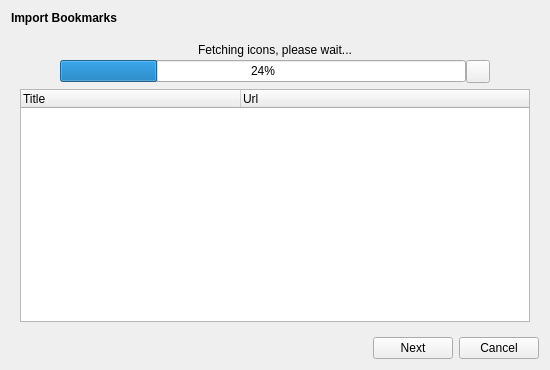
Before: the Qt Designer form src/lib/bookmarksimport/bookmarksimportdialog.ui in QupZilla/qupzilla, drawn with Qt 5.
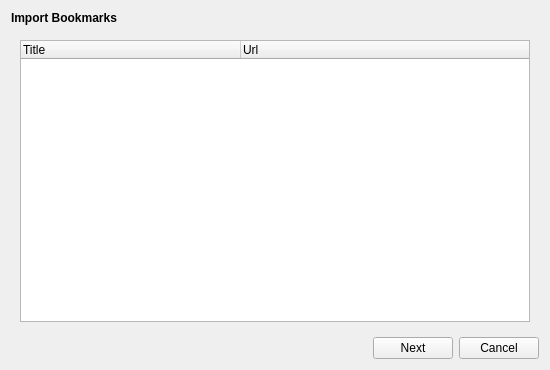
After: the same form once the commit is applied. The open tabs and pages were chosen to show the change. Icons and pictures are not drawn.

```diff
--- a/src/lib/bookmarksimport/bookmarksimportdialog.ui
+++ b/src/lib/bookmarksimport/bookmarksimportdialog.ui
@@ -217,110 +217,6 @@
      </widget>
      <widget class="QWidget" name="finalPage">
       <layout class="QVBoxLayout" name="verticalLayout_3">
-       <item>
-        <layout class="QVBoxLayout" name="verticalLayout_2">
-         <property name="spacing">
-          <number>0</number>
-         </property>
-         <item>
-          <layout class="QHBoxLayout" name="horizontalLayout_4">
-           <item>
-            <spacer name="horizontalSpacer_4">
-             <property name="orientation">
-              <enum>Qt::Horizontal</enum>
-             </property>
-             <property name="sizeHint" stdset="0">
-              <size>
-               <width>40</width>
-               <height>20</height>
-              </size>
-             </property>
-            </spacer>
-           </item>
-           <item>
-            <widget class="QLabel" name="fetchingLabel">
-             <property name="text">
-              <string>Fetching icons, please wait...</string>
-             </property>
-            </widget>
-           </item>
-           <item>
-            <spacer name="horizontalSpacer_5">
-             <property name="orientation">
-              <enum>Qt::Horizontal</enum>
-             </property>
-             <property name="sizeHint" stdset="0">
-              <size>
-               <width>40</width>
-               <height>20</height>
-              </size>
-             </property>
-            </spacer>
-           </item>
-          </layout>
-         </item>
-         <item>
-          <layout class="QHBoxLayout" name="horizontalLayout_3">
-           <item>
-            <spacer name="horizontalSpacer_2">
-             <property name="orientation">
-              <enum>Qt::Horizontal</enum>
-             </property>
-             <property name="sizeType">
-              <enum>QSizePolicy::Fixed</enum>
-             </property>
-             <property name="sizeHint" stdset="0">
-              <size>
-               <width>40</width>
-               <height>20</height>
-              </size>
-             </property>
-            </spacer>
-           </item>
-           <item>
-            <widget class="QProgressBar" name="progressBar">
-             <property name="value">
-              <number>24</number>
-             </property>
-            </widget>
-           </item>
-           <item>
-            <widget class="QToolButton" name="stopButton">
-             <property name="text">
-              <string/>
-             </property>
-             <property name="icon">
-              <iconset resource="../data/icons.qrc">
-               <normaloff>:/icons/theme/stop.png</normaloff>:/icons/theme/stop.png</iconset>
-             </property>
-             <property name="iconSize">
-              <size>
-               <width>16</width>
-               <height>16</height>
-              </size>
-             </property>
-            </widget>
-           </item>
-           <item>
-            <spacer name="horizontalSpacer_3">
-             <property name="orientation">
-              <enum>Qt::Horizontal</enum>
-             </property>
-             <property name="sizeType">
-              <enum>QSizePolicy::Fixed</enum>
-             </property>
-             <property name="sizeHint" stdset="0">
-              <size>
-               <width>40</width>
-               <height>20</height>
-              </size>
-             </property>
-            </spacer>
-           </item>
-          </layout>
-         </item>
-        </layout>
-       </item>
        <item>
         <widget class="QTreeWidget" name="treeWidget">
          <attribute name="headerMinimumSectionSize">
```
